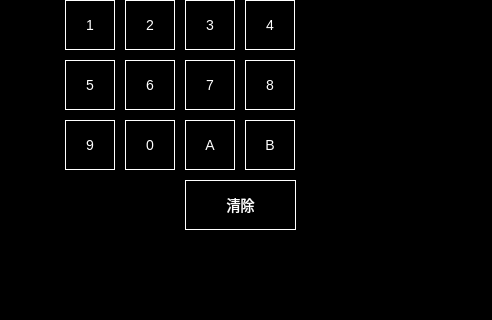
This is settng_hangmode.ui in isliulin/Plan85HMI as Qt 5 draws it before an edit; both pictures show x 308 to 800 and y 180 to 500 of the 800 by 500 pixel window. The edited form follows.
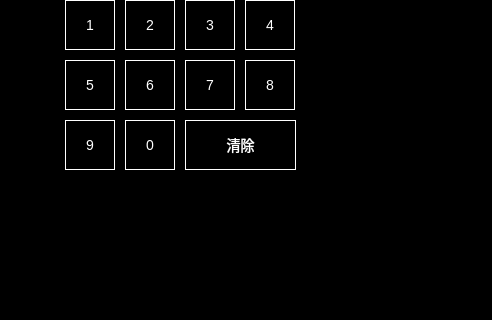
This is the edited form.

Commit message: Settng_HangMode V1.0

What changed in the file:
```diff
--- a/settng_hangmode.ui
+++ b/settng_hangmode.ui
@@ -77,25 +77,6 @@
     <string>8</string>
    </property>
   </widget>
-  <widget class="QPushButton" name="Button_B">
-   <property name="geometry">
-    <rect>
-     <x>553</x>
-     <y>300</y>
-     <width>50</width>
-     <height>50</height>
-    </rect>
-   </property>
-   <property name="focusPolicy">
-    <enum>Qt::NoFocus</enum>
-   </property>
-   <property name="styleSheet">
-    <string notr="true"/>
-   </property>
-   <property name="text">
-    <string>B</string>
-   </property>
-  </widget>
   <widget class="QPushButton" name="Button_Num4">
    <property name="geometry">
     <rect>
@@ -119,7 +100,7 @@
    <property name="geometry">
     <rect>
      <x>493</x>
-     <y>360</y>
+     <y>300</y>
      <width>111</width>
      <height>50</height>
     </rect>
@@ -147,25 +128,6 @@
     <string>9</string>
    </property>
   </widget>
-  <widget class="QPushButton" name="Button_A">
-   <property name="geometry">
-    <rect>
-     <x>493</x>
-     <y>300</y>
-     <width>50</width>
-     <height>50</height>
-    </rect>
-   </property>
-   <property name="focusPolicy">
-    <enum>Qt::NoFocus</enum>
-   </property>
-   <property name="styleSheet">
-    <string notr="true"/>
-   </property>
-   <property name="text">
-    <string>A</string>
-   </property>
-  </widget>
   <widget class="QPushButton" name="Button_Num2">
    <property name="geometry">
     <rect>
```
